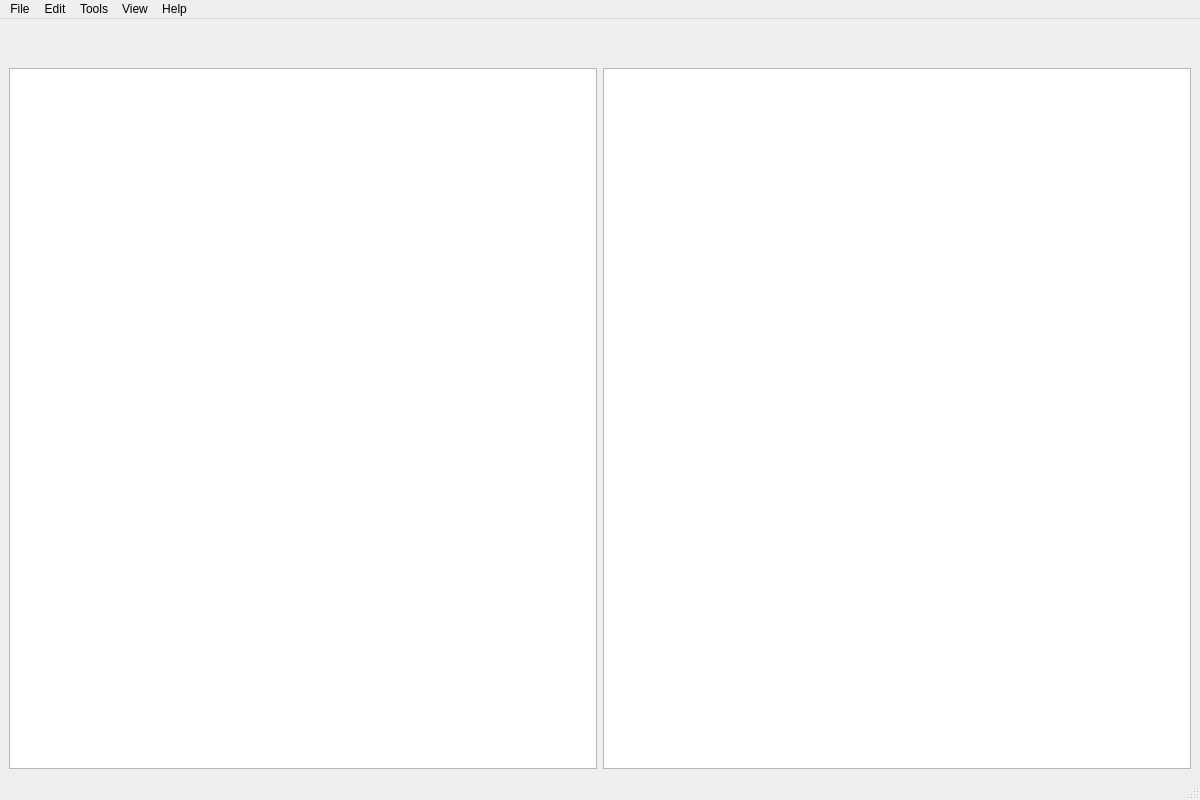
Above: mainwindow.ui from LebyakMarki/File_Manager_OS before the change. Below: the same form after it.
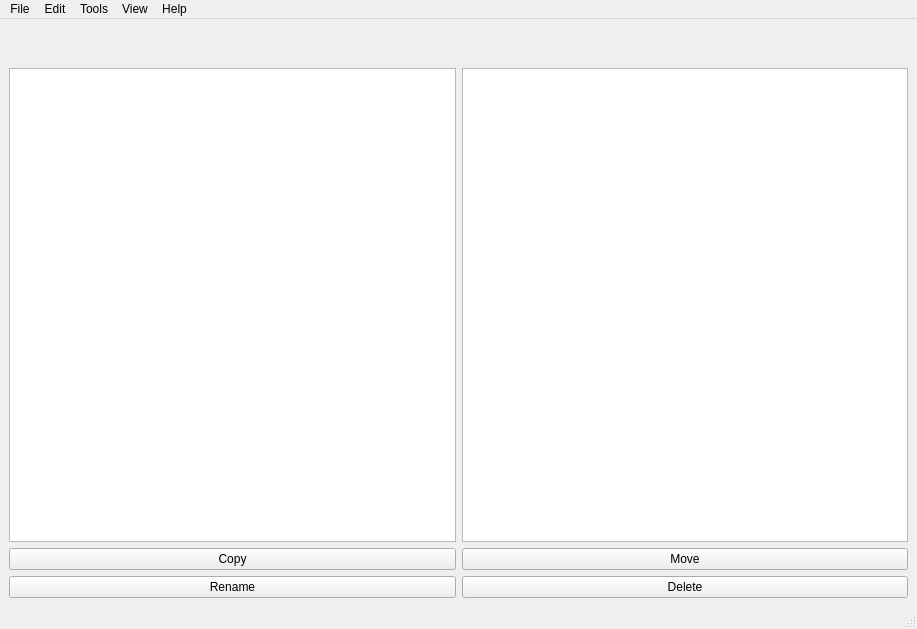
That is the form after the change. Icons and pictures are not drawn.

Commit message: Added buttons, move, copy

```diff
--- a/mainwindow.ui
+++ b/mainwindow.ui
@@ -6,8 +6,8 @@
    <rect>
     <x>0</x>
     <y>0</y>
-    <width>1200</width>
-    <height>800</height>
+    <width>917</width>
+    <height>629</height>
    </rect>
   </property>
   <property name="windowTitle">
@@ -54,6 +54,50 @@
       </property>
      </widget>
     </item>
+    <item row="3" column="0">
+     <widget class="QPushButton" name="copyButton">
+      <property name="text">
+       <string>Copy</string>
+      </property>
+     </widget>
+    </item>
+    <item row="1" column="0">
+     <widget class="QLabel" name="left_path">
+      <property name="text">
+       <string/>
+      </property>
+      <property name="alignment">
+       <set>Qt::AlignCenter</set>
+      </property>
+     </widget>
+    </item>
+    <item row="3" column="1">
+     <widget class="QPushButton" name="moveButton">
+      <property name="text">
+       <string>Move</string>
+      </property>
+     </widget>
+    </item>
+    <item row="2" column="0">
+     <widget class="QTableView" name="tableView_1"/>
+    </item>
+    <item row="2" column="1">
+     <widget class="QTableView" name="tableView_2"/>
+    </item>
+    <item row="4" column="0">
+     <widget class="QPushButton" name="renameButon">
+      <property name="text">
+       <string>Rename</string>
+      </property>
+     </widget>
+    </item>
+    <item row="4" column="1">
+     <widget class="QPushButton" name="deleteButton">
+      <property name="text">
+       <string>Delete</string>
+      </property>
+     </widget>
+    </item>
    </layout>
   </widget>
   <widget class="QMenuBar" name="menubar">
@@ -61,7 +105,7 @@
     <rect>
      <x>0</x>
      <y>0</y>
-     <width>1200</width>
+     <width>917</width>
      <height>22</height>
     </rect>
    </property>
```
Left out of the diff: 53 changed lines with no effect on the pictures. The commit also changes 3 other files.
